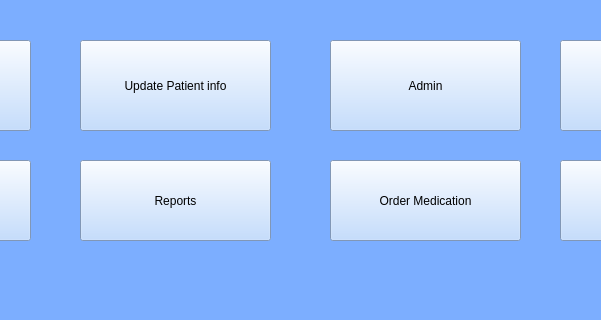
The window that UI/Dashboard.ui (BennettPJ/SFWE403-Sem-Proj) describes before a commit, drawn with Qt 5; both pictures show x 240 to 841 and y 280 to 600 of the 1083 by 600 pixel window.
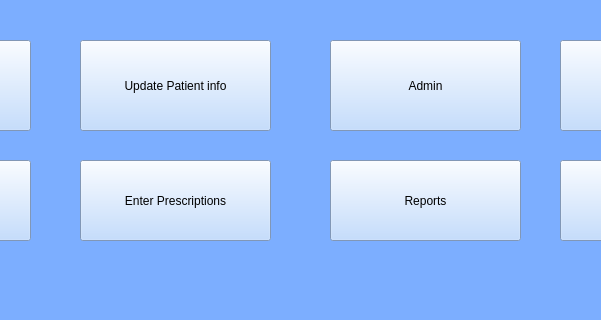
The same window after the commit. Icons and pictures are not drawn.

Commit message: added prescriptions to be added to a database waiting to be filled

```diff
--- a/UI/Dashboard.ui
+++ b/UI/Dashboard.ui
@@ -149,7 +149,7 @@
    <widget class="QPushButton" name="MedButton">
     <property name="geometry">
      <rect>
-      <x>570</x>
+      <x>320</x>
       <y>440</y>
       <width>191</width>
       <height>81</height>
@@ -165,7 +165,7 @@
      <string notr="true">background-color: rgb(180, 212, 255);</string>
     </property>
     <property name="text">
-     <string>Order Medication</string>
+     <string>Enter Prescriptions</string>
     </property>
     <property name="icon">
      <iconset resource="../resources/pharm.qrc">
@@ -181,7 +181,7 @@
    <widget class="QPushButton" name="ReportsButton">
     <property name="geometry">
      <rect>
-      <x>320</x>
+      <x>570</x>
       <y>440</y>
       <width>191</width>
       <height>81</height>
```
The commit also changes 11 other files.
